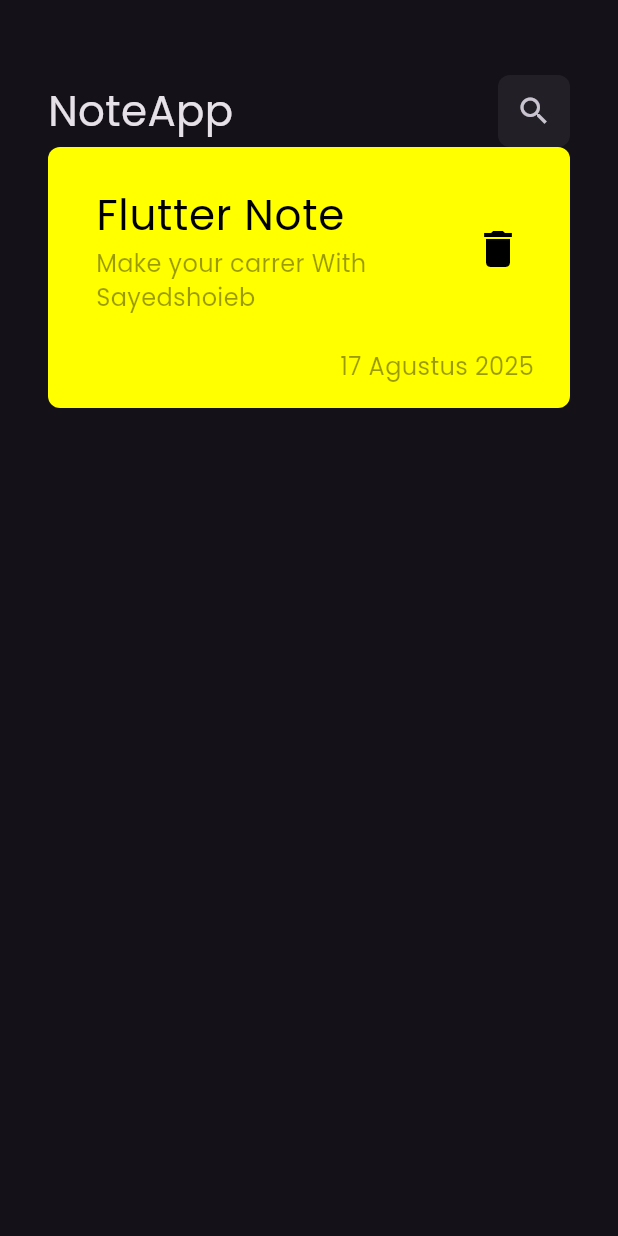
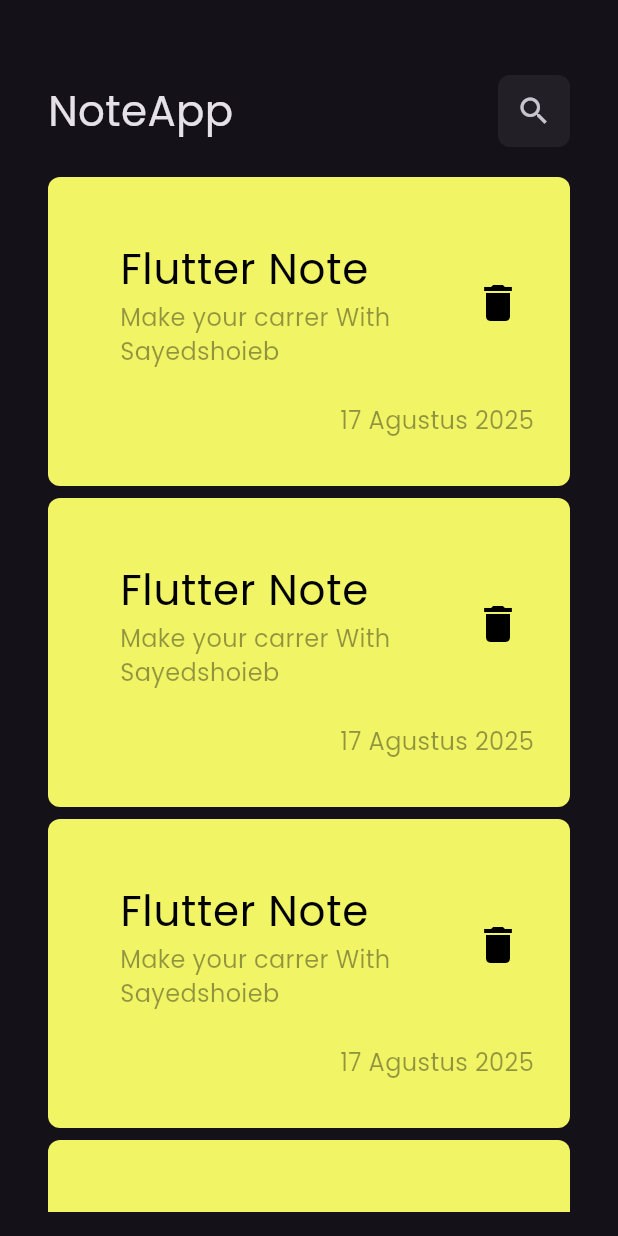
Before and after one commit to sayedsho3eb/note_app, a Flutter app: the screen it shows after launch, on a phone screen of 412 x 824 dp. Run offline on Flutter 3.47's test engine with Material 3 defaults, Android fonts, the phone set to English and light mode, and no system bars.

Commit message:
create note list view

```diff
--- a/lib/views/widgets/note_iteam.dart
+++ b/lib/views/widgets/note_iteam.dart
@@ -8,10 +8,10 @@ class NoteIteam extends StatelessWidget {
     return Container(
       decoration: BoxDecoration(
         borderRadius: BorderRadius.circular(8),
-        color: Colors.yellowAccent,
+        color: Color(0xffF0F465),
       ),
       child: Padding(
-        padding: const EdgeInsets.only(top: 16, bottom: 16, left: 16),
+        padding: const EdgeInsets.only(top: 32, bottom: 32, left: 32),
         child: Column(
           crossAxisAlignment: CrossAxisAlignment.end,
           children: [
--- /dev/null
+++ b/lib/views/widgets/note_list_view.dart
@@ -0,0 +1,19 @@
+import 'package:flutter/material.dart';
+import 'package:noteapp/views/widgets/note_iteam.dart';
+
+class NoteListView extends StatelessWidget {
+  const NoteListView({super.key});
+
+  @override
+  Widget build(BuildContext context) {
+    return ListView.builder(
+      itemCount: 10,
+      itemBuilder: (context, index) {
+        return Padding(
+          padding: const EdgeInsets.symmetric(vertical: 4),
+          child: NoteIteam(),
+        );
+      },
+    );
+  }
+}
--- a/lib/views/widgets/note_view_body.dart
+++ b/lib/views/widgets/note_view_body.dart
@@ -1,6 +1,6 @@
 import 'package:flutter/material.dart';
 import 'package:noteapp/views/widgets/custom_appbar.dart';
-import 'package:noteapp/views/widgets/note_iteam.dart';
+import 'package:noteapp/views/widgets/note_list_view.dart';
 
 class NoteViewBody extends StatelessWidget {
   const NoteViewBody({super.key});
@@ -13,7 +13,12 @@ class NoteViewBody extends StatelessWidget {
         children: [
           SizedBox(height: 50),
           CustomAppbar(title: 'NoteApp', icon: Icons.search),
-          NoteIteam(),
+          Expanded(
+            child: Padding(
+              padding: const EdgeInsets.symmetric(vertical: 16),
+              child: NoteListView(),
+            ),
+          ),
         ],
       ),
     );
```
